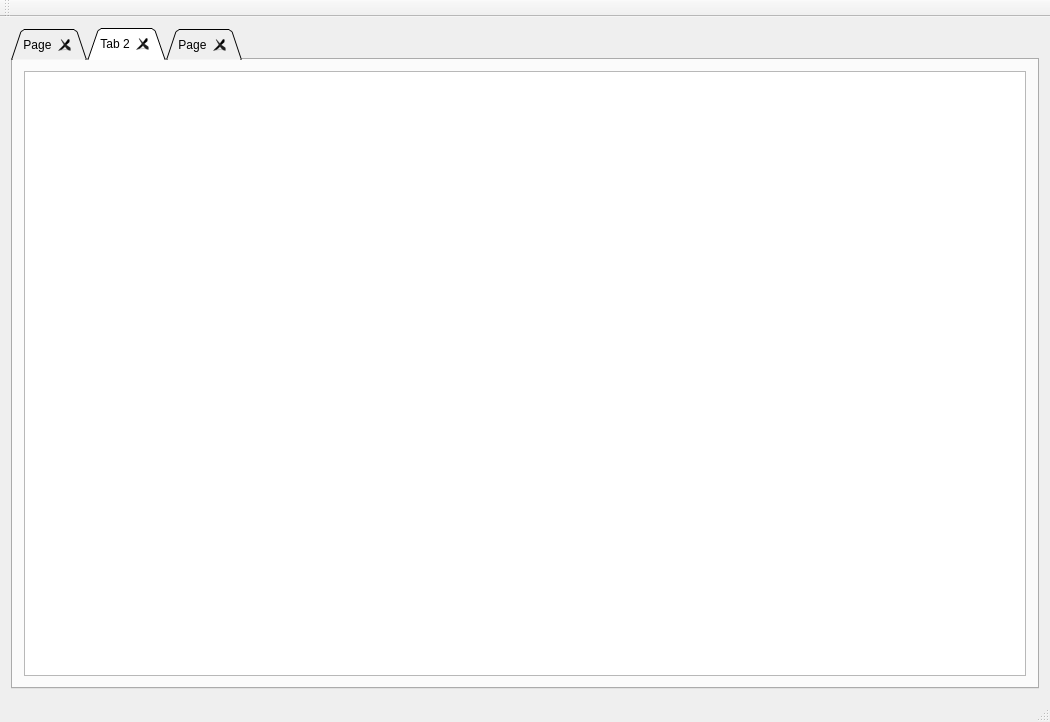
Qt form mainwindow.ui (malloch/mapperGUI-qt) before a commit.
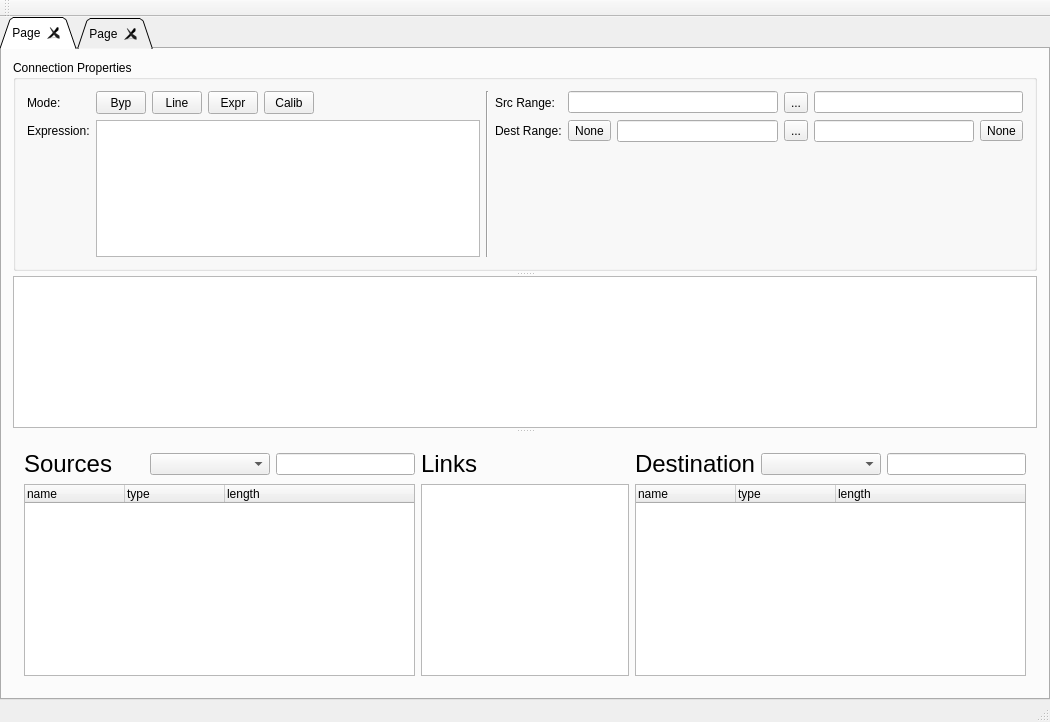
The same form after that commit. Icons and pictures are not drawn.

Commit message: Device and link graph display working.

What changed in the file:
```diff
--- a/mainwindow.ui
+++ b/mainwindow.ui
@@ -21,6 +21,21 @@
   </property>
   <widget class="QWidget" name="centralWidget">
    <layout class="QGridLayout" name="gridLayout_8">
+    <property name="leftMargin">
+     <number>0</number>
+    </property>
+    <property name="topMargin">
+     <number>0</number>
+    </property>
+    <property name="rightMargin">
+     <number>0</number>
+    </property>
+    <property name="bottomMargin">
+     <number>0</number>
+    </property>
+    <property name="verticalSpacing">
+     <number>-1</number>
+    </property>
     <item row="0" column="0">
      <widget class="QTabWidget" name="views">
       <property name="sizePolicy">
@@ -36,7 +51,7 @@
        <enum>QTabWidget::Triangular</enum>
       </property>
       <property name="currentIndex">
-       <number>1</number>
+       <number>0</number>
       </property>
       <property name="usesScrollButtons">
        <bool>true</bool>
@@ -474,16 +489,6 @@
         </item>
        </layout>
       </widget>
-      <widget class="QWidget" name="graphViewTab">
-       <attribute name="title">
-        <string>Tab 2</string>
-       </attribute>
-       <layout class="QGridLayout" name="gridLayout_4">
-        <item row="0" column="0">
-         <widget class="QGraphicsView" name="graphViewer"/>
-        </item>
-       </layout>
-      </widget>
       <widget class="QWidget" name="expressionDesigner">
        <attribute name="title">
         <string>Page</string>
```
The commit also changes 15 other files.
